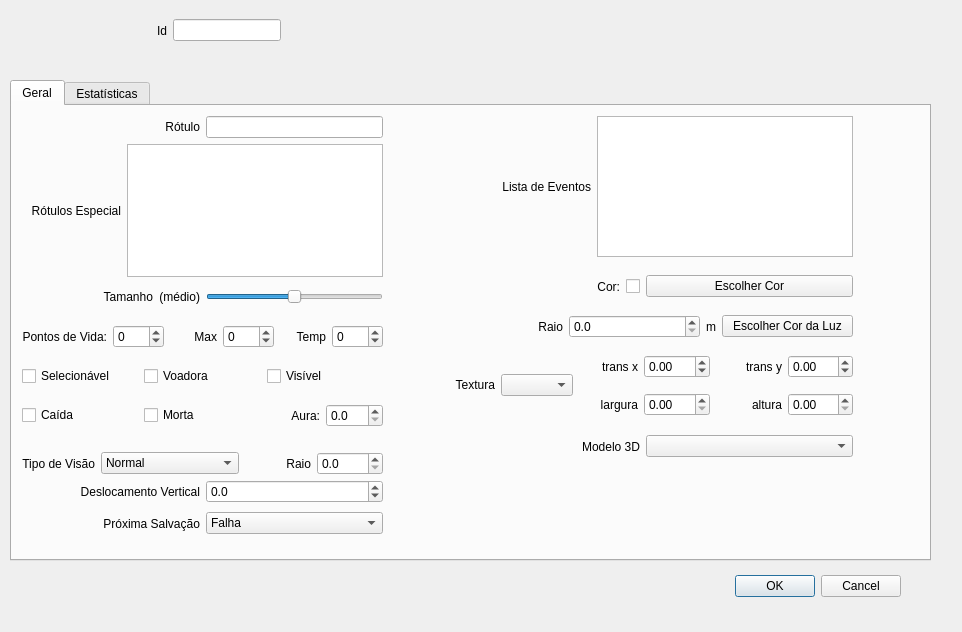
matferib/tabuleiro-virtual, file ifg/qt/ui/entidade.ui: the form before one commit.
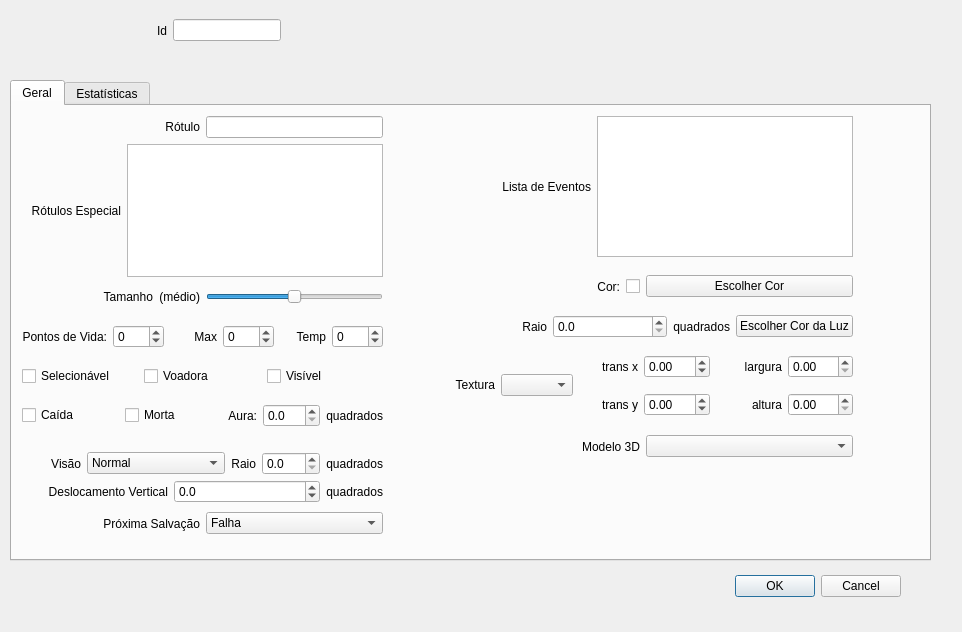
The form after the commit.

What changed in the file:
```diff
--- a/ifg/qt/ui/entidade.ui
+++ b/ifg/qt/ui/entidade.ui
@@ -470,6 +470,22 @@
         </property>
        </widget>
       </item>
+      <item>
+       <widget class="QLabel" name="label_34">
+        <property name="sizePolicy">
+         <sizepolicy hsizetype="Fixed" vsizetype="Preferred">
+          <horstretch>0</horstretch>
+          <verstretch>0</verstretch>
+         </sizepolicy>
+        </property>
+        <property name="text">
+         <string>quadrados</string>
+        </property>
+        <property name="alignment">
+         <set>Qt::AlignRight|Qt::AlignTrailing|Qt::AlignVCenter</set>
+        </property>
+       </widget>
+      </item>
      </layout>
     </widget>
     <widget class="QWidget" name="horizontalLayoutWidget_11">
@@ -484,8 +500,14 @@
      <layout class="QHBoxLayout" name="horizontalLayout_20">
       <item>
        <widget class="QLabel" name="label_13">
+        <property name="sizePolicy">
+         <sizepolicy hsizetype="Minimum" vsizetype="Preferred">
+          <horstretch>0</horstretch>
+          <verstretch>0</verstretch>
+         </sizepolicy>
+        </property>
         <property name="text">
-         <string>Tipo de Visão</string>
+         <string>Visão</string>
         </property>
         <property name="alignment">
          <set>Qt::AlignRight|Qt::AlignTrailing|Qt::AlignVCenter</set>
@@ -516,6 +538,12 @@
       </item>
       <item>
        <widget class="QLabel" name="label_14">
+        <property name="sizePolicy">
+         <sizepolicy hsizetype="Fixed" vsizetype="Preferred">
+          <horstretch>0</horstretch>
+          <verstretch>0</verstretch>
+         </sizepolicy>
+        </property>
         <property name="text">
          <string>Raio</string>
         </property>
@@ -533,7 +561,23 @@
          <number>1</number>
         </property>
         <property name="singleStep">
-         <double>1.500000000000000</double>
+         <double>1.000000000000000</double>
+        </property>
+       </widget>
+      </item>
+      <item>
+       <widget class="QLabel" name="label_33">
+        <property name="sizePolicy">
+         <sizepolicy hsizetype="Fixed" vsizetype="Preferred">
+          <horstretch>0</horstretch>
+          <verstretch>0</verstretch>
+         </sizepolicy>
+        </property>
+        <property name="text">
+         <string>quadrados</string>
+        </property>
+        <property name="alignment">
+         <set>Qt::AlignRight|Qt::AlignTrailing|Qt::AlignVCenter</set>
         </property>
        </widget>
       </item>
@@ -579,39 +623,6 @@
         </item>
        </layout>
       </item>
-      <item row="0" column="1">
-       <layout class="QHBoxLayout" name="horizontalLayout_27">
-        <item>
-         <widget class="QLabel" name="label_20">
-          <property name="text">
-           <string>trans y</string>
-          </property>
-          <property name="alignment">
-           <set>Qt::AlignRight|Qt::AlignTrailing|Qt::AlignVCenter</set>
-          </property>
-         </widget>
-        </item>
-        <item>
-         <widget class="QDoubleSpinBox" name="spin_tex_trans_y">
-          <property name="toolTip">
-           <string>Translação da textura</string>
-          </property>
-          <property name="decimals">
-           <number>2</number>
-          </property>
-          <property name="minimum">
-           <double>-1.000000000000000</double>
-          </property>
-          <property name="maximum">
-           <double>1.000000000000000</double>
-          </property>
-          <property name="singleStep">
-           <double>0.100000000000000</double>
-          </property>
-         </widget>
-        </item>
-       </layout>
-      </item>
       <item row="0" column="0">
        <layout class="QHBoxLayout" name="horizontalLayout_26">
         <item>
@@ -648,11 +659,11 @@
       <item row="1" column="0">
        <layout class="QHBoxLayout" name="horizontalLayout_25">
         <item>
-         <layout class="QHBoxLayout" name="horizontalLayout_23">
+         <layout class="QHBoxLayout" name="horizontalLayout_27">
           <item>
-           <widget class="QLabel" name="label_18">
+           <widget class="QLabel" name="label_20">
             <property name="text">
-             <string>largura</string>
+             <string>trans y</string>
             </property>
             <property name="alignment">
              <set>Qt::AlignRight|Qt::AlignTrailing|Qt::AlignVCenter</set>
@@ -660,13 +671,16 @@
            </widget>
           </item>
           <item>
-           <widget class="QDoubleSpinBox" name="spin_tex_largura">
+           <widget class="QDoubleSpinBox" name="spin_tex_trans_y">
             <property name="toolTip">
              <string>Largura da textura, de 0 a 1</string>
             </property>
             <property name="decimals">
              <number>2</number>
             </property>
+            <property name="minimum">
+             <double>-1.000000000000000</double>
+            </property>
             <property name="maximum">
              <double>1.000000000000000</double>
             </property>
@@ -679,6 +693,36 @@
         </item>
        </layout>
       </item>
+      <item row="0" column="1">
+       <layout class="QHBoxLayout" name="horizontalLayout_23">
+        <item>
+         <widget class="QLabel" name="label_18">
+          <property name="text">
+           <string>largura</string>
+          </property>
+          <property name="alignment">
+           <set>Qt::AlignRight|Qt::AlignTrailing|Qt::AlignVCenter</set>
+          </property>
+         </widget>
+        </item>
+        <item>
+         <widget class="QDoubleSpinBox" name="spin_tex_largura">
+          <property name="toolTip">
+           <string>Largura da textura, de 0 a 1</string>
+          </property>
+          <property name="decimals">
+           <number>2</number>
+          </property>
+          <property name="maximum">
+           <double>1.000000000000000</double>
+          </property>
+          <property name="singleStep">
+           <double>0.100000000000000</double>
+          </property>
+         </widget>
+        </item>
+       </layout>
+      </item>
      </layout>
     </widget>
     <widget class="QWidget" name="layoutWidget_2">
@@ -760,7 +804,7 @@
            </sizepolicy>
           </property>
           <property name="text">
-           <string>m</string>
+           <string>quadrados</string>
           </property>
           <property name="alignment">
            <set>Qt::AlignRight|Qt::AlignTrailing|Qt::AlignVCenter</set>
@@ -857,7 +901,23 @@
            <number>1</number>
           </property>
           <property name="singleStep">
-           <double>1.500000000000000</double>
+           <double>1.000000000000000</double>
+          </property>
+         </widget>
+        </item>
+        <item>
+         <widget class="QLabel" name="label_35">
+          <property name="sizePolicy">
+           <sizepolicy hsizetype="Fixed" vsizetype="Preferred">
+            <horstretch>0</horstretch>
+            <verstretch>0</verstretch>
+           </sizepolicy>
+          </property>
+          <property name="text">
+           <string>quadrados</string>
+          </property>
+          <property name="alignment">
+           <set>Qt::AlignRight|Qt::AlignTrailing|Qt::AlignVCenter</set>
           </property>
          </widget>
         </item>
```
Left out of the diff: 80 changed lines with no effect on the pictures.
